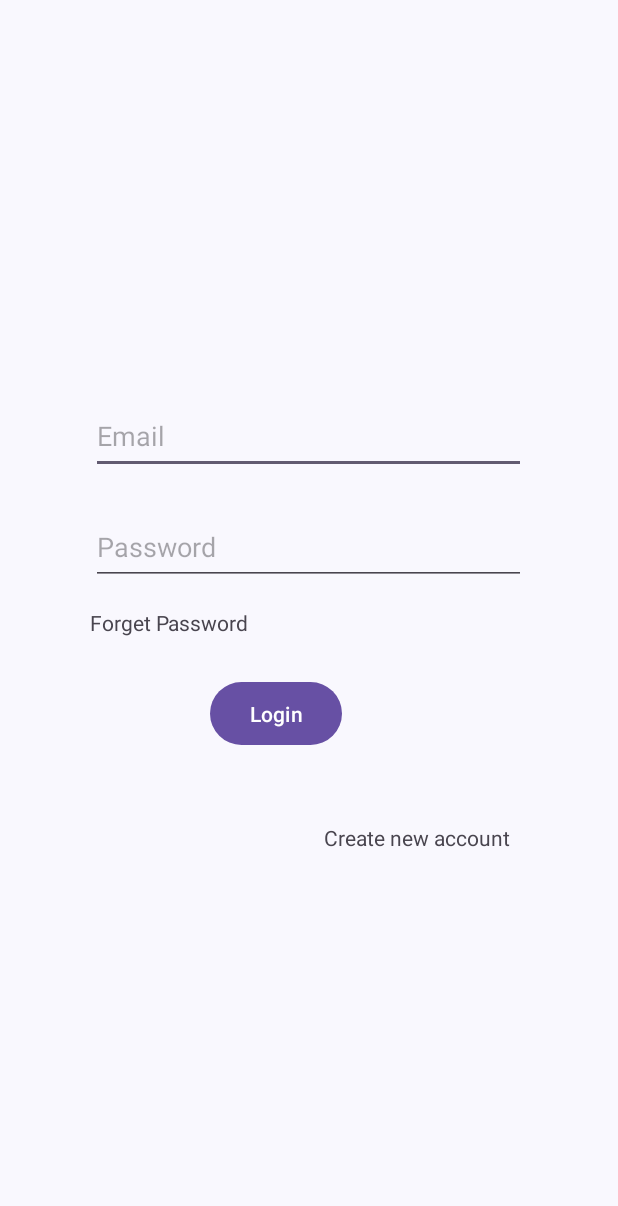
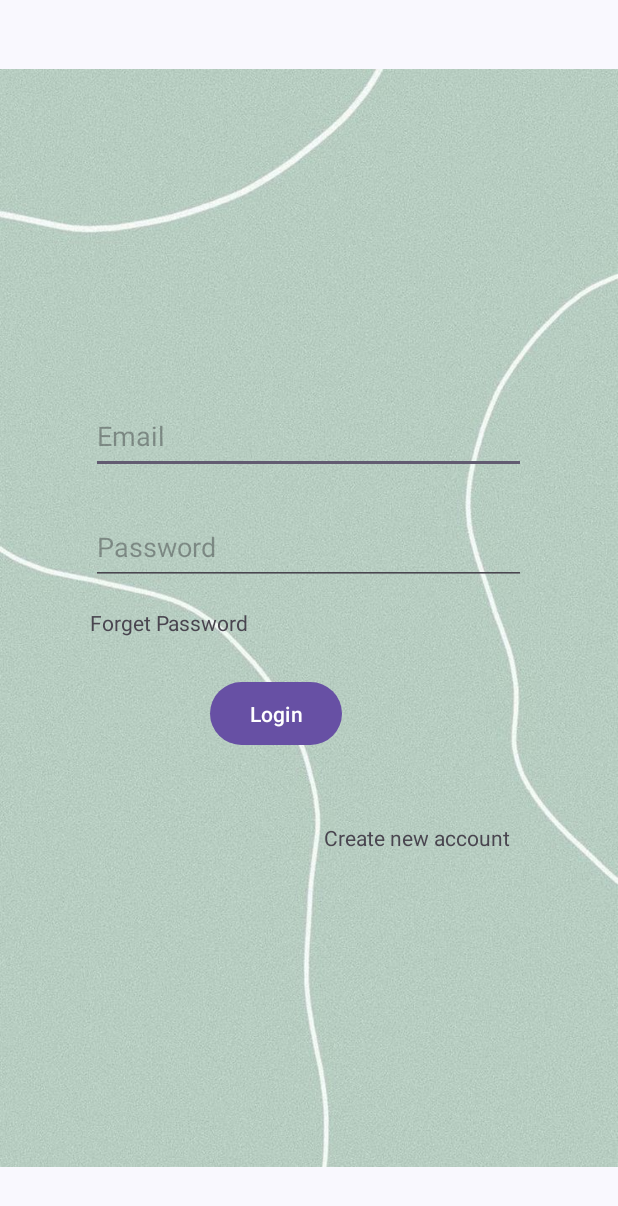
Before and after one commit to BinjuRai/petshop, an Android app: the screen it shows after launch (MainActivity), on a phone screen of 412 x 824 dp. Shown: the top 1206 px of the screen. Run offline under Robolectric (Android 15) with nearby library versions, the phone set to English and light mode, and no system bars.

Commit message:
background added

```diff
--- /dev/null
+++ b/app/src/main/res/drawable/baseline_add_24.xml
@@ -0,0 +1,5 @@
+<vector xmlns:android="http://schemas.android.com/apk/res/android" android:height="24dp" android:tint="#000000" android:viewportHeight="24" android:viewportWidth="24" android:width="24dp">
+
+    <path android:fillColor="@android:color/white" android:pathData="M19,13h-6v6h-2v-6H5v-2h6V5h2v6h6v2z"/>
+
+</vector>
--- /dev/null
+++ b/app/src/main/res/drawable/baseline_add_a_photo_24.xml
@@ -0,0 +1,5 @@
+<vector xmlns:android="http://schemas.android.com/apk/res/android" android:height="24dp" android:tint="#000000" android:viewportHeight="24" android:viewportWidth="24" android:width="24dp">
+
+    <path android:fillColor="@android:color/white" android:pathData="M3,4V1h2v3h3v2H5v3H3V6H0V4H3zM6,10V7h3V4h7l1.83,2H21c1.1,0 2,0.9 2,2v12c0,1.1 -0.9,2 -2,2H5c-1.1,0 -2,-0.9 -2,-2V10H6zM13,19c2.76,0 5,-2.24 5,-5s-2.24,-5 -5,-5s-5,2.24 -5,5S10.24,19 13,19zM9.8,14c0,1.77 1.43,3.2 3.2,3.2s3.2,-1.43 3.2,-3.2s-1.43,-3.2 -3.2,-3.2S9.8,12.23 9.8,14z"/>
+
+</vector>
--- /dev/null
+++ b/app/src/main/res/drawable/baseline_calendar_month_24.xml
@@ -0,0 +1,5 @@
+<vector xmlns:android="http://schemas.android.com/apk/res/android" android:height="24dp" android:tint="#000000" android:viewportHeight="24" android:viewportWidth="24" android:width="24dp">
+
+    <path android:fillColor="@android:color/white" android:pathData="M19,4h-1V2h-2v2H8V2H6v2H5C3.89,4 3.01,4.9 3.01,6L3,20c0,1.1 0.89,2 2,2h14c1.1,0 2,-0.9 2,-2V6C21,4.9 20.1,4 19,4zM19,20H5V10h14V20zM9,14H7v-2h2V14zM13,14h-2v-2h2V14zM17,14h-2v-2h2V14zM9,18H7v-2h2V18zM13,18h-2v-2h2V18zM17,18h-2v-2h2V18z"/>
+
+</vector>
--- a/app/src/main/res/layout/activity_main.xml
+++ b/app/src/main/res/layout/activity_main.xml
@@ -6,7 +6,15 @@
     android:layout_width="match_parent"
     android:layout_height="match_parent"
     android:background="@color/LightLavender"
+
     tools:context=".MainActivity">
+    <ImageView
+        android:id="@+id/imageView"
+        android:layout_width="wrap_content"
+        android:layout_height="wrap_content"
+        app:srcCompat="@drawable/bgMoapp"
+        tools:layout_editor_absoluteX="0dp"
+        tools:layout_editor_absoluteY="0dp" />
 
     <EditText
         android:id="@+id/EmailAddress"
@@ -71,4 +79,6 @@
         app:layout_constraintEnd_toEndOf="parent"
         app:layout_constraintStart_toStartOf="parent"
         app:layout_constraintTop_toBottomOf="@+id/button" />
+
+
 </androidx.constraintlayout.widget.ConstraintLayout>
```
Also changed, not shown: app/src/main/res/drawable/baseline_timer_24.xml (added, +7 -0 lines), app/src/main/res/layout/activity_signup.xml (+7 -0 lines), app/src/main/res/drawable/bgMoapp.jpeg (added).
